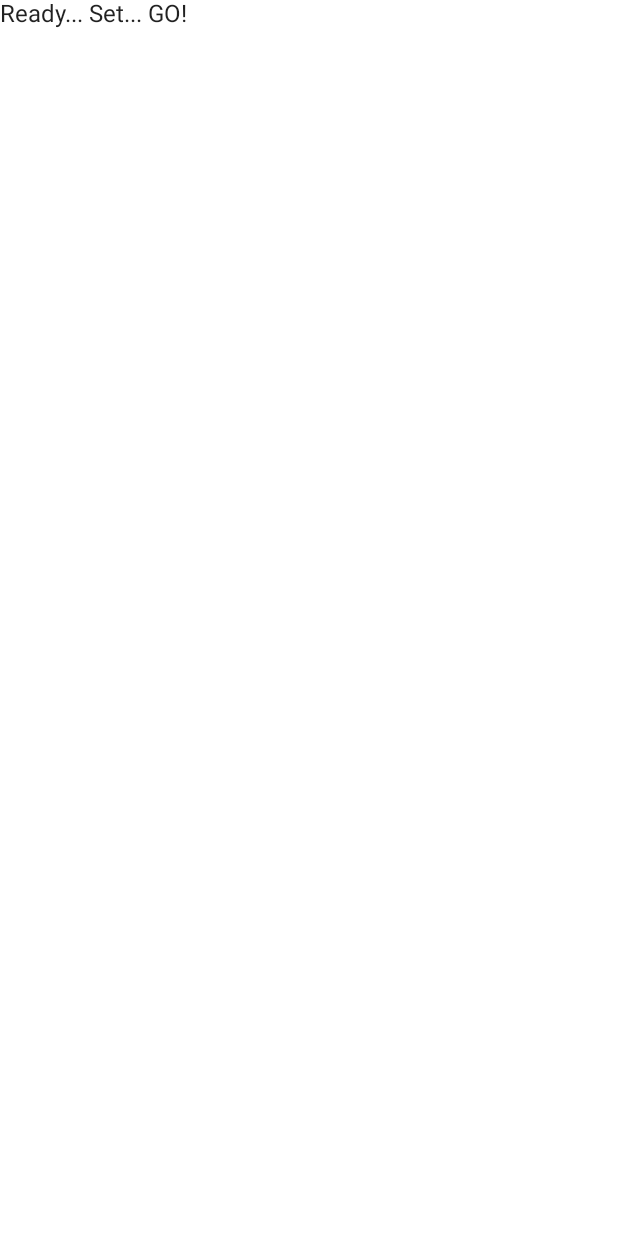
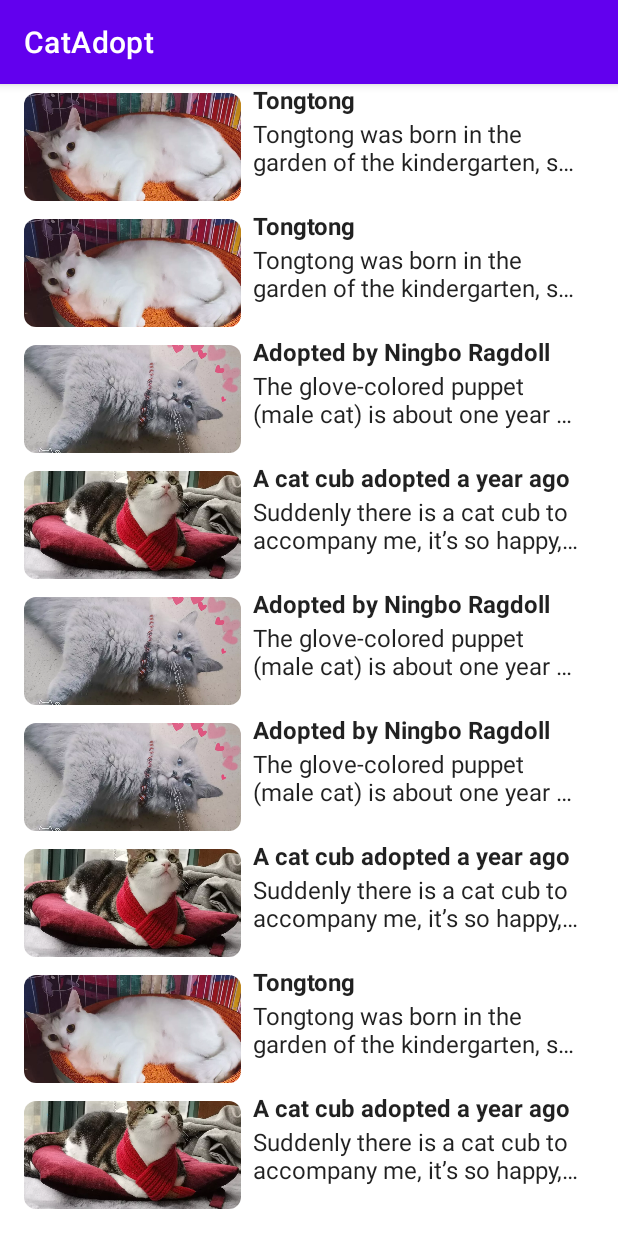
Before and after one commit to zsqw123/jetpack-compose-challenge, an Android app built with Jetpack Compose: the screen it shows after launch (MainActivity), on a phone screen of 412 x 824 dp. Before the commit the screen is almost empty. Run offline under Robolectric (Android 15) with nearby library versions, the phone set to English and light mode, and no system bars.

Commit message:
- done framework basically.

```diff
--- a/app/build.gradle
+++ b/app/build.gradle
@@ -38,6 +38,7 @@ android {
 
     kotlinOptions {
         jvmTarget = "1.8"
+        useIR = true
     }
 
     buildFeatures {
--- /dev/null
+++ b/app/src/main/java/com/example/androiddevchallenge/App.kt
@@ -0,0 +1,11 @@
+package com.example.androiddevchallenge
+
+import android.app.Application
+
+lateinit var app: Application
+
+class App : Application() {
+    init {
+        app = this
+    }
+}
--- /dev/null
+++ b/app/src/main/java/com/example/androiddevchallenge/CatConst.kt
@@ -0,0 +1,29 @@
+package com.example.androiddevchallenge
+
+object CatConst {
+    private const val a0 = "Adopted by Ningbo Ragdoll Cat"
+    private const val a1 = "Ningbo"
+    private const val a2 =
+        "The glove-colored puppet (male cat) is about one year old. The lanugo hair has not yet gone (not exploded) and has been sterilized. He has just had a physical examination this year. He is clever and clingy. He understands people’s words, but sometimes he is skinny and lively."
+    private const val b0 = "A cat cub adopted a year ago"
+    private const val b1 = "Beijing"
+    private const val b2 = "Suddenly there is a cat cub to accompany me, it’s so happy, sleep with me, stay up with me and sunbathe with me hahaha..."
+    private const val c2 =
+        "Tongtong was born in the garden of the kindergarten, so she named her Tongtong, I hope she grows up happily every day! Tongtong has a docile personality, long hair and white hair, a strand of silver hair on her head, not picky eaters, relatives, and loves to be with other cats! He is a little guy who can always accompany mankind!"
+    private const val c1 = "Shanghai"
+    private const val c0 = "Tongtong"
+
+    val catList = mutableListOf(
+        Cat(a0, a1, a2, listOf(R.mipmap.a1, R.mipmap.a2, R.mipmap.a3)),
+        Cat(b0, b1, b2, listOf(R.mipmap.b1, R.mipmap.b2, R.mipmap.b3, R.mipmap.b4)),
+        Cat(c0, c1, c2, listOf(R.mipmap.c1, R.mipmap.c2)),
+    ).enlargeList(2).shuffled()
+
+    private fun MutableList<Cat>.enlargeList(times: Int = 1): MutableList<Cat> {
+        val tmp = toList()
+        repeat(times) { addAll(tmp) }
+        return this
+    }
+}
+
+class Cat(var title: String, var address: String, var desc: String, var picRes: List<Int>, var isAdopted: Boolean = false)
--- a/app/src/main/java/com/example/androiddevchallenge/MainActivity.kt
+++ b/app/src/main/java/com/example/androiddevchallenge/MainActivity.kt
@@ -15,22 +15,42 @@
  */
 package com.example.androiddevchallenge
 
+import android.content.Intent
 import android.os.Bundle
 import androidx.activity.compose.setContent
 import androidx.appcompat.app.AppCompatActivity
+import androidx.compose.foundation.Image
+import androidx.compose.foundation.clickable
+import androidx.compose.foundation.layout.*
+import androidx.compose.foundation.lazy.LazyColumn
+import androidx.compose.foundation.lazy.itemsIndexed
+import androidx.compose.foundation.shape.RoundedCornerShape
 import androidx.compose.material.MaterialTheme
 import androidx.compose.material.Surface
 import androidx.compose.material.Text
 import androidx.compose.runtime.Composable
+import androidx.compose.ui.Modifier
+import androidx.compose.ui.draw.clip
+import androidx.compose.ui.layout.ContentScale
+import androidx.compose.ui.res.painterResource
+import androidx.compose.ui.text.font.FontWeight
+import androidx.compose.ui.text.style.TextOverflow
 import androidx.compose.ui.tooling.preview.Preview
+import androidx.compose.ui.unit.dp
 import com.example.androiddevchallenge.ui.theme.MyTheme
 
 class MainActivity : AppCompatActivity() {
     override fun onCreate(savedInstanceState: Bundle?) {
         super.onCreate(savedInstanceState)
+//        val list = mutableListOf(Cat("a", 1), Cat("b", 2), Cat("c", 3)).toMutableStateList()
+
         setContent {
             MyTheme {
-                MyApp()
+                MyApp(CatConst.catList) {
+                    startActivity(Intent(this, DetailActivity::class.java).apply {
+                        putExtra("id", it)
+                    })
+                }
             }
         }
     }
@@ -38,9 +58,36 @@ class MainActivity : AppCompatActivity() {
 
 // Start building your app here!
 @Composable
-fun MyApp() {
+fun MyApp(cats: List<Cat>, startDetail: (Int) -> Unit = {}) {
+    val imgModifier = Modifier
+        .fillMaxWidth(0.38f)
+        .padding(0.dp, 6.dp)
+        .fillMaxHeight()
+        .clip(RoundedCornerShape(8.dp))
     Surface(color = MaterialTheme.colors.background) {
-        Text(text = "Ready... Set... GO!")
+        LazyColumn(modifier = Modifier.padding(16.dp, 0.dp)) {
+            itemsIndexed(cats) { i, it ->
+                Row(
+                    modifier = Modifier
+                        .fillMaxWidth()
+                        .height(84.dp)
+                        .clickable {
+                            startDetail(i)
+                        }
+                ) {
+                    Image(painter = painterResource(id = it.picRes[0]), contentScale = ContentScale.Crop, contentDescription = it.title, modifier = imgModifier)
+                    Column(
+                        modifier = Modifier
+                            .fillMaxWidth()
+                            .padding(8.dp, 2.dp)
+                    ) {
+                        Text(text = it.title, maxLines = 1, fontWeight = FontWeight.Bold)
+                        Text(text = it.desc, maxLines = 2, modifier = Modifier.padding(0.dp, 4.dp), overflow = TextOverflow.Ellipsis)
+                    }
+
+                }
+            }
+        }
     }
 }
 
@@ -48,7 +95,7 @@ fun MyApp() {
 @Composable
 fun LightPreview() {
     MyTheme {
-        MyApp()
+        MyApp(CatConst.catList)
     }
 }
 
@@ -56,6 +103,6 @@ fun LightPreview() {
 @Composable
 fun DarkPreview() {
     MyTheme(darkTheme = true) {
-        MyApp()
+        MyApp(CatConst.catList)
     }
 }
--- a/app/src/main/res/values/strings.xml
+++ b/app/src/main/res/values/strings.xml
@@ -9,5 +9,5 @@
       or implied. See the License for the specific language governing permissions and limitations under
       the License.
       -->
-    <string name="app_name">AndroidDevChallenge</string>
+    <string name="app_name">CatAdopt</string>
 </resources>
```
Also changed, not shown: app/src/main/AndroidManifest.xml (+4 -3 lines), app/src/main/java/com/example/androiddevchallenge/Components.kt (added, +28 -0 lines), app/src/main/java/com/example/androiddevchallenge/DetailActivity.kt (added, +95 -0 lines), app/src/main/res/drawable/awa.webp (added), app/src/main/res/mipmap/a1.webp (added), app/src/main/res/mipmap/a2.webp (added), app/src/main/res/mipmap/a3.webp (added), app/src/main/res/mipmap/b1.webp (added), app/src/main/res/mipmap/b2.webp (added), app/src/main/res/mipmap/b3.webp (added), app/src/main/res/mipmap/b4.webp (added), app/src/main/res/mipmap/c1.webp (added), app/src/main/res/mipmap/c2.webp (added), gradle/wrapper/gradle-wrapper.properties, 2 other files.
